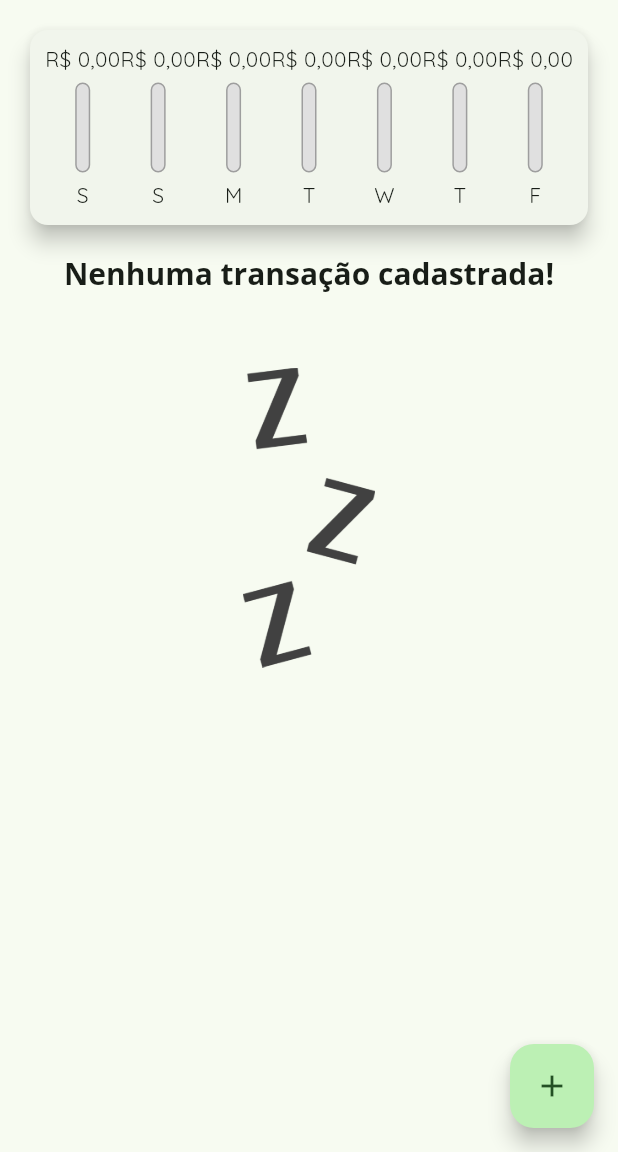
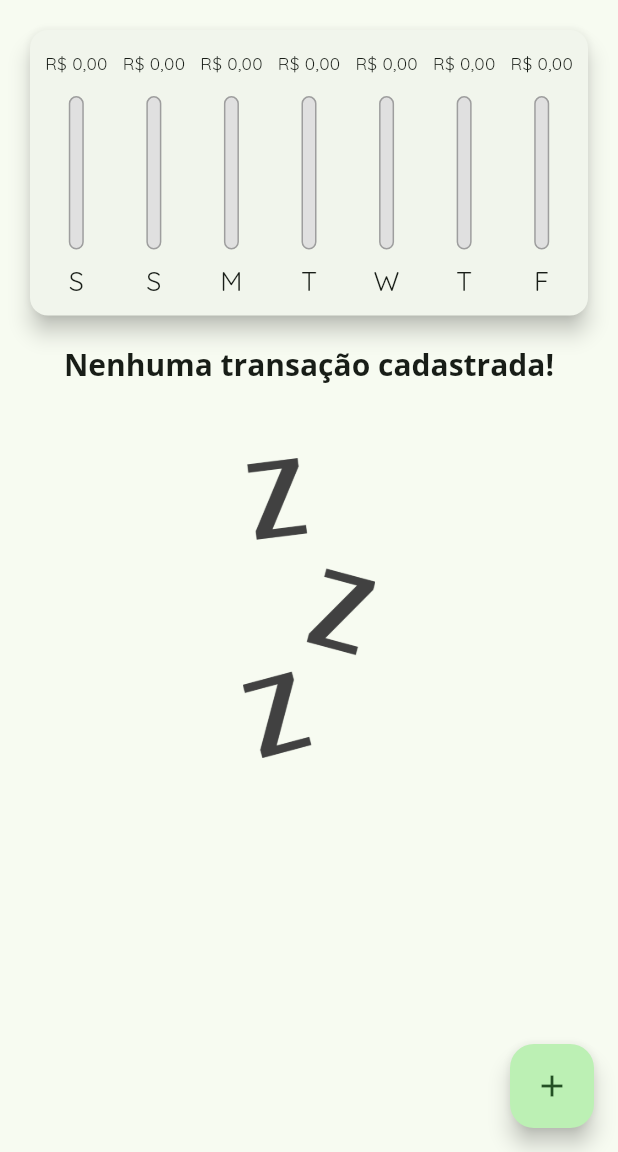
Before and after one commit to vinicius-benevides/flutter-expenses-manager, a Flutter app: the screen it shows after launch, on a phone screen of 412 x 824 dp, the part 84-1236 px from its top. Run offline on Flutter 3.47's test engine with Material 3 defaults, Android fonts, the phone set to English and light mode, and no system bars.

Commit message:
feat: add resposive vertical layout

```diff
--- a/lib/components/chart/chart.dart
+++ b/lib/components/chart/chart.dart
@@ -48,6 +48,7 @@
         child: Row(
           mainAxisAlignment: MainAxisAlignment.spaceAround,
           crossAxisAlignment: CrossAxisAlignment.end,
+          spacing: 10,
           children: groupedTransactions.map((tr) {
             return Flexible(
               fit: FlexFit.tight,
--- a/lib/components/chart/chart_bar.dart
+++ b/lib/components/chart/chart_bar.dart
@@ -15,15 +15,22 @@
 
   @override
   Widget build(BuildContext context) {
+    return LayoutBuilder(
+      builder: (ctx, constraints) {
         return Column(
-      spacing: 5,
+          spacing: constraints.maxHeight * 0.05,
           children: [
             SizedBox(
-          height: 20,
-          child: FittedBox(child: Text(formatCurrency(value))),
+              height: constraints.maxHeight * 0.15,
+              child: FittedBox(
+                child: Text(
+                  formatCurrency(value),
+                  style: TextStyle(fontSize: 16),
+                ),
+              ),
             ),
             SizedBox(
-          height: 60,
+              height: constraints.maxHeight * 0.6,
               width: 10,
               child: Stack(
                 alignment: Alignment.bottomCenter,
@@ -47,8 +54,13 @@
                 ],
               ),
             ),
-        Text(label),
+            SizedBox(
+              height: constraints.maxHeight * 0.15,
+              child: FittedBox(child: Text(label)),
+            ),
           ],
+        );
+      },
     );
   }
 }
--- a/lib/components/transaction_list/transaction_list.dart
+++ b/lib/components/transaction_list/transaction_list.dart
@@ -18,9 +18,7 @@
     final sortedTransactions = [...transactions]
       ..sort((a, b) => b.date.compareTo(a.date));
 
-    return SizedBox(
-      height: 400,
-      child: sortedTransactions.isEmpty
+    return sortedTransactions.isEmpty
         ? const EmptyList()
         : ListView.builder(
             itemCount: sortedTransactions.length,
@@ -28,7 +26,6 @@
               final tr = sortedTransactions[index];
               return TransactionCard(transaction: tr, onDelete: onDelete);
             },
-            ),
           );
   }
 }
--- a/lib/main.dart
+++ b/lib/main.dart
@@ -88,8 +88,7 @@
 
   @override
   Widget build(BuildContext context) {
-    return Scaffold(
-      appBar: AppBar(
+    final appBar = AppBar(
       title: const Text('Despesas Pessoais'),
       actions: [
         IconButton(
@@ -97,13 +96,30 @@
           onPressed: () => _openTransactionFormModal(context),
         ),
       ],
-      ),
+    );
+
+    final availableHeight =
+        MediaQuery.of(context).size.height -
+        appBar.preferredSize.height -
+        MediaQuery.of(context).padding.top;
+
+    return Scaffold(
+      appBar: appBar,
       body: SingleChildScrollView(
         child: Column(
           crossAxisAlignment: CrossAxisAlignment.stretch,
           children: [
-            Chart(recentTransactions: _recentTransactions),
-            TransactionList(transactions: _transactions, onDelete: _deleteTransaction),
+            SizedBox(
+              height: availableHeight * 0.3,
+              child: Chart(recentTransactions: _recentTransactions),
+            ),
+            SizedBox(
+              height: availableHeight * 0.7,
+              child: TransactionList(
+                transactions: _transactions,
+                onDelete: _deleteTransaction,
+              ),
+            ),
           ],
         ),
       ),
```
Lines whose indentation alone changed are shown as unchanged.
